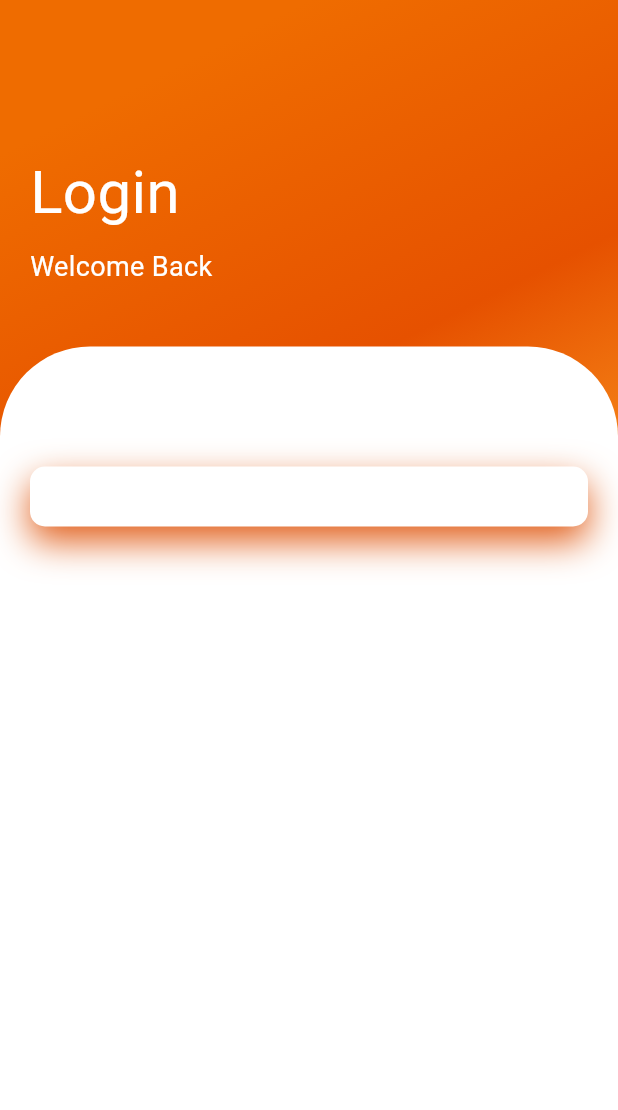
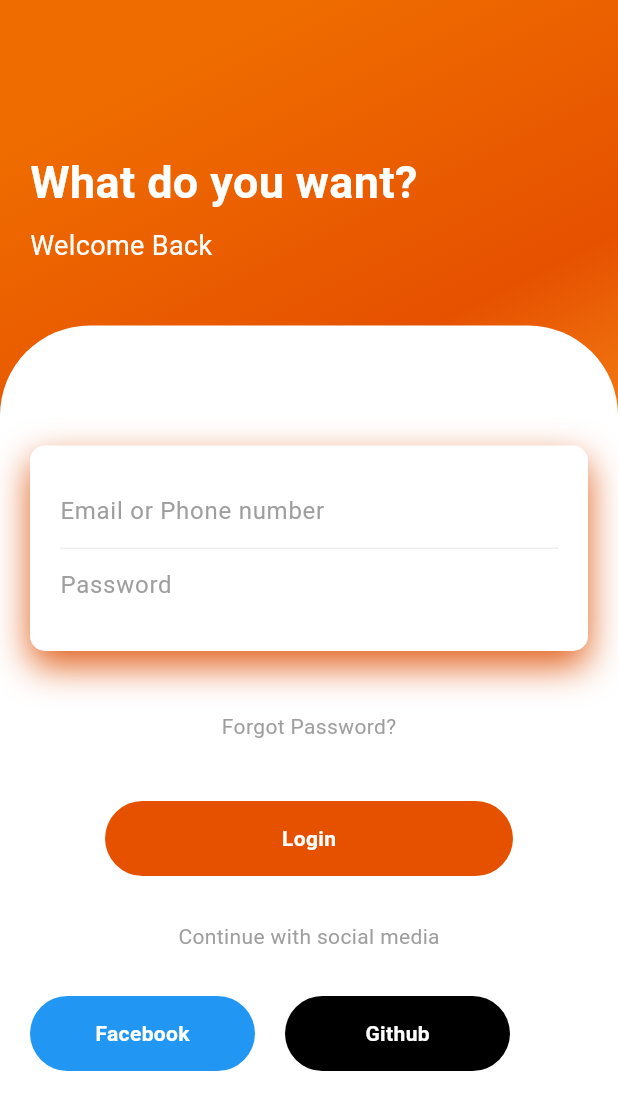
Before and after one commit to evcadhan021/login_page_ui_day14, a Flutter app: the screen it shows after launch, on a phone screen of 412 x 824 dp. Shown: the top 1110 px of the screen. Run offline on Flutter 3.47's test engine with Material 3 defaults, Android fonts, the phone set to English and light mode, and no system bars.

Commit message:
login_page_ui_day14 is Done

```diff
--- a/lib/main.dart
+++ b/lib/main.dart
@@ -32,8 +32,11 @@
               crossAxisAlignment: CrossAxisAlignment.start,
               children: [
                 Text(
-                  "Login",
-                  style: TextStyle(color: Colors.white, fontSize: 40),
+                  "What do you want?",
+                  style: TextStyle(
+                      color: Colors.white,
+                      fontSize: 30,
+                      fontWeight: FontWeight.bold),
                 ),
                 SizedBox(height: 8),
                 Text(
@@ -72,8 +75,101 @@
                         ],
                       ),
                       child: Column(
-                        children: [Container()],
+                        children: [
+                          Container(
+                            decoration: BoxDecoration(
+                              border: Border(
+                                bottom: BorderSide(
+                                    color: Colors.grey[200] ?? Colors.grey),
+                              ),
+                            ),
+                            child: const TextField(
+                              decoration: InputDecoration(
+                                hintText: "Email or Phone number",
+                                hintStyle: TextStyle(color: Colors.grey),
+                                border: InputBorder.none,
+                              ),
+                            ),
+                          ),
+                          Container(
+                            child: const TextField(
+                              decoration: InputDecoration(
+                                hintText: "Password",
+                                hintStyle: TextStyle(color: Colors.grey),
+                                border: InputBorder.none,
+                              ),
+                            ),
+                          ),
+                        ],
                       ),
+                    ),
+                    const SizedBox(height: 40),
+                    const Text(
+                      "Forgot Password?",
+                      style: TextStyle(color: Colors.grey),
+                    ),
+                    const SizedBox(height: 40),
+                    Container(
+                      height: 50,
+                      margin: const EdgeInsets.symmetric(horizontal: 50),
+                      decoration: BoxDecoration(
+                        borderRadius: BorderRadius.circular(50),
+                        color: Colors.orange[900] ?? Colors.orange,
+                      ),
+                      child: const Center(
+                        child: Text(
+                          "Login",
+                          style: TextStyle(
+                            color: Colors.white,
+                            fontWeight: FontWeight.bold,
+                          ),
+                        ),
+                      ),
+                    ),
+                    SizedBox(height: 30),
+                    Text(
+                      "Continue with social media",
+                      style: TextStyle(color: Colors.grey),
+                    ),
+                    SizedBox(height: 30),
+                    Row(
+                      children: [
+                        Container(
+                          height: 50,
+                          width: 150,
+                          decoration: BoxDecoration(
+                            borderRadius: BorderRadius.circular(50),
+                            color: Colors.blue,
+                          ),
+                          child: const Center(
+                            child: Text(
+                              "Facebook",
+                              style: TextStyle(
+                                color: Colors.white,
+                                fontWeight: FontWeight.bold,
+                              ),
+                            ),
+                          ),
+                        ),
+                        SizedBox(width: 20),
+                        Container(
+                          height: 50,
+                          width: 150,
+                          decoration: BoxDecoration(
+                            borderRadius: BorderRadius.circular(50),
+                            color: Colors.black,
+                          ),
+                          child: const Center(
+                            child: Text(
+                              "Github",
+                              style: TextStyle(
+                                color: Colors.white,
+                                fontWeight: FontWeight.bold,
+                              ),
+                            ),
+                          ),
+                        ),
+                      ],
                     )
                   ],
                 ),
```
